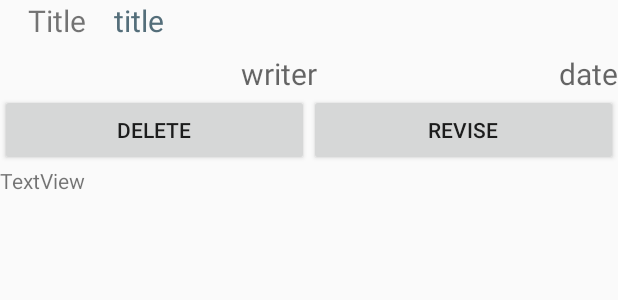
After one commit to SSU-Cream/Ganada, an Android app: the layout activity_show_post.xml on its own in the app's theme, with its tools: preview values and no code run, on a phone screen of 412 x 824 dp. The commit adds this screen. Shown: the top 300 px of the screen. Run offline under Robolectric (Android 15) with nearby library versions, the phone set to English and light mode, and no system bars.

Commit message:
create show_post
create show post

```diff
--- a/app/src/main/AndroidManifest.xml
+++ b/app/src/main/AndroidManifest.xml
@@ -13,6 +13,9 @@
         android:supportsRtl="true"
         android:theme="@style/Theme.Ganada"
         android:usesCleartextTraffic="true">
+        <activity
+            android:name=".ShowPost"
+            android:exported="false" />
         <activity
             android:name=".Posting"
             android:exported="false" />
--- a/app/src/main/java/com/opensource/ganada/PostAdapter.java
+++ b/app/src/main/java/com/opensource/ganada/PostAdapter.java
@@ -85,7 +85,10 @@ public class PostAdapter extends RecyclerView.Adapter<PostAdapter.ViewHolder> {
         }
         public void setItem(PostItem item) {
             post_title.setText(item.getTitle());
-            post_writer.setText(item.getWriter());
+            if(!item.isAnnoymity())
+                post_writer.setText(item.getWriter());
+            else
+                post_writer.setText("anonymous");
             post_date.setText(item.getDate());
         }
         public void setOnItemClickListener(OnItemClickListener listener) {
--- a/app/src/main/java/com/opensource/ganada/Posting.java
+++ b/app/src/main/java/com/opensource/ganada/Posting.java
@@ -5,15 +5,12 @@ import androidx.appcompat.app.AppCompatActivity;
 
 import android.content.Intent;
 import android.os.Bundle;
-import android.util.Log;
 import android.view.View;
 import android.widget.Button;
 import android.widget.CheckBox;
 import android.widget.EditText;
 import android.widget.Toast;
 
-import com.google.android.gms.tasks.OnCompleteListener;
-import com.google.android.gms.tasks.Task;
 import com.google.firebase.auth.FirebaseAuth;
 import com.google.firebase.auth.FirebaseUser;
 import com.google.firebase.database.DataSnapshot;
@@ -39,7 +36,7 @@ public class Posting extends AppCompatActivity {
         setContentView(R.layout.activity_posting);
 
         mDatabase = FirebaseDatabase.getInstance().getReference();
-        postTitle = (EditText) findViewById(R.id.postTitle);
+        postTitle = (EditText) findViewById(R.id.show_post_title);
         postContent = (EditText) findViewById(R.id.postContent);
         annoymity_checkBox = (CheckBox) findViewById(R.id.annoymity_checkBox);
         posting_button = (Button) findViewById(R.id.posting_button);
--- a/app/src/main/res/layout/activity_posting.xml
+++ b/app/src/main/res/layout/activity_posting.xml
@@ -20,7 +20,7 @@
             android:textSize="20dp" />
 
         <EditText
-            android:id="@+id/postTitle"
+            android:id="@+id/show_post_title"
             android:layout_width="270dp"
             android:layout_height="wrap_content"
             android:layout_weight="1"
@@ -39,6 +39,7 @@
             android:id="@+id/annoymity_checkBox"
             android:layout_width="wrap_content"
             android:layout_height="wrap_content"
+            android:minHeight="48dp"
             android:text="annoymity" />
 
         <Button
--- /dev/null
+++ b/app/src/main/res/layout/activity_show_post.xml
@@ -0,0 +1,84 @@
+<?xml version="1.0" encoding="utf-8"?>
+<LinearLayout xmlns:android="http://schemas.android.com/apk/res/android"
+    xmlns:tools="http://schemas.android.com/tools"
+    android:layout_width="match_parent"
+    android:layout_height="match_parent"
+    android:orientation="vertical">
+
+    <LinearLayout
+        android:layout_width="match_parent"
+        android:layout_height="35dp"
+        android:orientation="horizontal">
+
+        <TextView
+            android:layout_width="10dp"
+            android:layout_height="match_parent"
+            android:layout_weight="1"
+            android:text="Title"
+            android:textAlignment="center"
+            android:textSize="20dp" />
+
+        <TextView
+            android:id="@+id/show_post_title"
+            android:layout_width="270dp"
+            android:layout_height="match_parent"
+            android:layout_weight="1"
+            android:hint="title"
+            android:inputType="textPersonName"
+            android:textAlignment="gravity"
+            android:textColorHint="#546E7A"
+            android:textSize="20dp"
+            tools:ignore="TouchTargetSizeCheck" />
+    </LinearLayout>
+
+    <LinearLayout
+        android:layout_width="match_parent"
+        android:layout_height="wrap_content"
+        android:orientation="horizontal">
+
+        <TextView
+            android:id="@+id/show_post_writer"
+            android:layout_width="wrap_content"
+            android:layout_height="wrap_content"
+            android:layout_weight="1"
+            android:hint="writer"
+            android:textAlignment="textEnd"
+            android:textSize="20dp" />
+
+        <TextView
+            android:id="@+id/show_post_date"
+            android:layout_width="wrap_content"
+            android:layout_height="wrap_content"
+            android:layout_weight="1"
+            android:hint="date"
+            android:textAlignment="textEnd"
+            android:textSize="20dp" />
+    </LinearLayout>
+
+    <LinearLayout
+        android:layout_width="match_parent"
+        android:layout_height="wrap_content"
+        android:orientation="horizontal">
+
+        <Button
+            android:id="@+id/delete_post_button"
+            android:layout_width="wrap_content"
+            android:layout_height="wrap_content"
+            android:layout_weight="1"
+            android:text="delete" />
+
+        <Button
+            android:id="@+id/revise_post_button"
+            android:layout_width="wrap_content"
+            android:layout_height="wrap_content"
+            android:layout_weight="1"
+            android:text="revise" />
+    </LinearLayout>>
+
+    <TextView
+        android:id="@+id/show_post_content"
+        android:layout_width="match_parent"
+        android:layout_height="match_parent"
+        android:text="TextView" />
+
+</LinearLayout>
```
Also changed, not shown: app/src/main/java/com/opensource/ganada/CommunityActivity.java (+25 -18 lines), app/src/main/java/com/opensource/ganada/ShowPost.java (added, +48 -0 lines).
